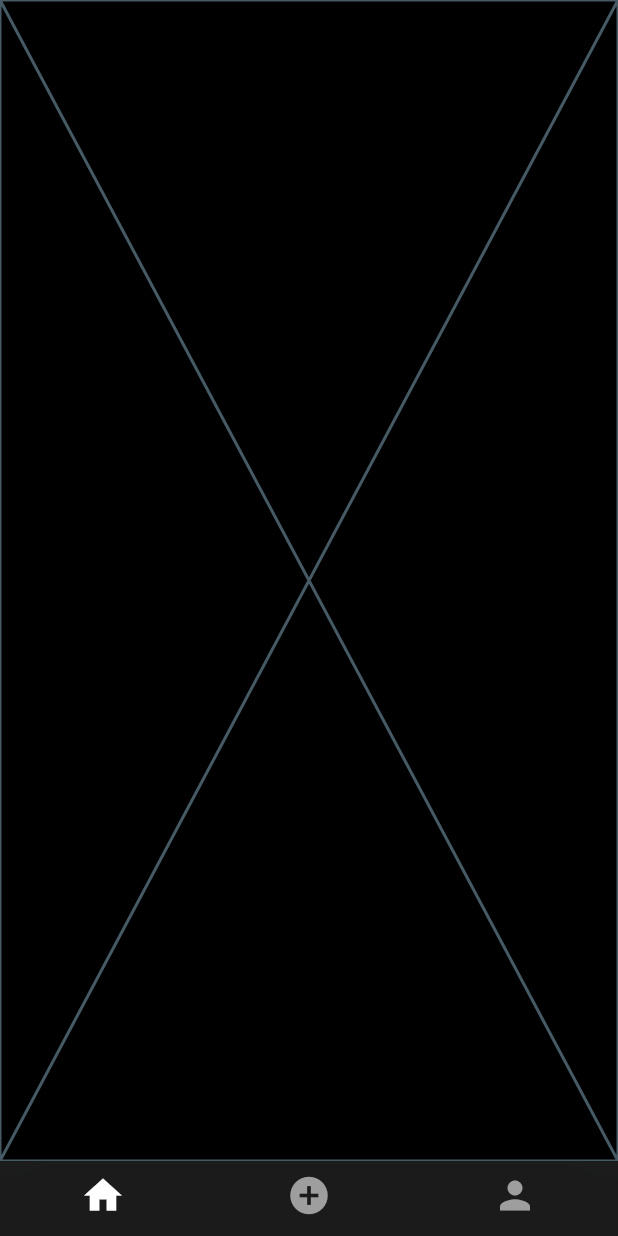
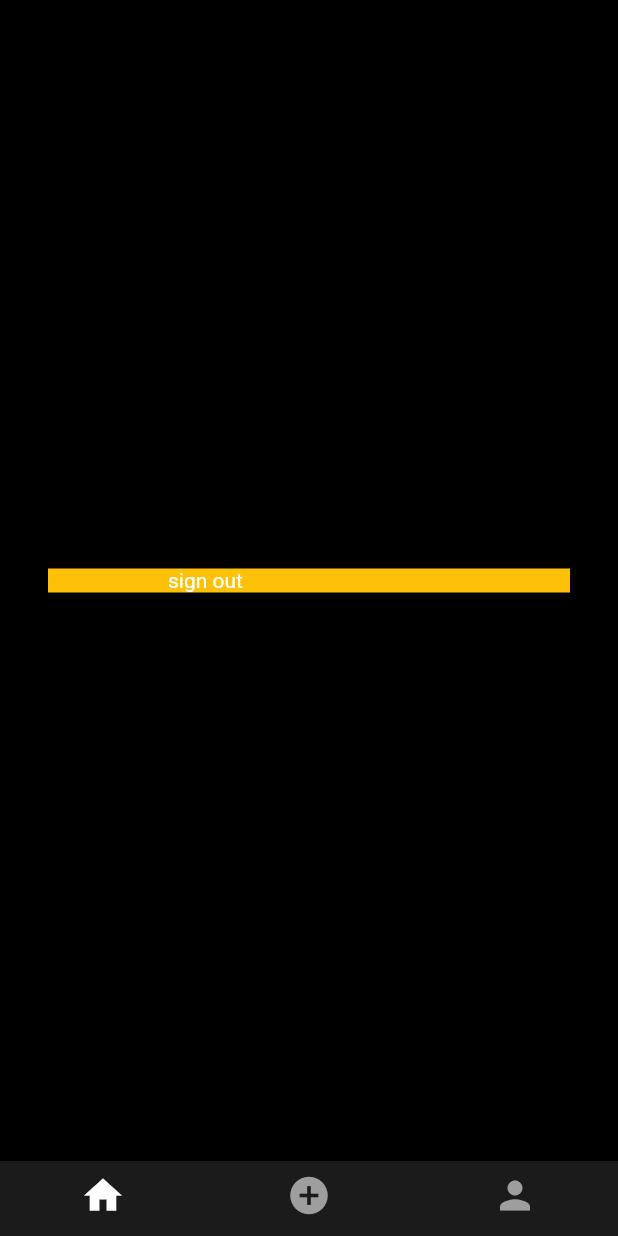
Before and after one commit to Rizqirf/flutter-Instagram_clone, a Flutter app: the MobileScreenLayout screen opened directly, on a phone screen of 412 x 824 dp. Run offline on Flutter 3.47's test engine with Material 2 defaults, Android fonts, the phone set to English and light mode, and no system bars; our stand-ins replace cloud_firestore, firebase_auth, firebase_core, flutter_svg, image_picker; accounts and stored records are empty.

Commit message:
add nav guard

```diff
--- /dev/null
+++ b/lib/models/user.dart
@@ -0,0 +1,44 @@
+import 'package:cloud_firestore/cloud_firestore.dart';
+
+class User {
+  final String email;
+  final String uid;
+  final String photoUrl;
+  final String username;
+  final String bio;
+  final List followers;
+  final List following;
+
+  const User(
+      {required this.username,
+      required this.uid,
+      required this.photoUrl,
+      required this.email,
+      required this.bio,
+      required this.followers,
+      required this.following});
+
+  static User fromSnap(DocumentSnapshot snap) {
+    var snapshot = snap.data() as Map<String, dynamic>;
+
+    return User(
+      username: snapshot["username"],
+      uid: snapshot["uid"],
+      email: snapshot["email"],
+      photoUrl: snapshot["photoUrl"],
+      bio: snapshot["bio"],
+      followers: snapshot["followers"],
+      following: snapshot["following"],
+    );
+  }
+
+  Map<String, dynamic> toJson() => {
+        "username": username,
+        "uid": uid,
+        "email": email,
+        "photoUrl": photoUrl,
+        "bio": bio,
+        "followers": followers,
+        "following": following,
+      };
+}
--- a/lib/responsive/mobile_screen_layout.dart
+++ b/lib/responsive/mobile_screen_layout.dart
@@ -45,14 +45,14 @@ class _MobileScreenLayoutState extends State<MobileScreenLayout> {
   Widget build(BuildContext context) {
     return Scaffold(
       body: PageView(
-        children: [
+        physics: const NeverScrollableScrollPhysics(),
+        controller: pageController,
+        onPageChanged: onPageChanged,
+        children: const [
           Home(),
           Profile(),
           AddPost(),
         ],
-        physics: const NeverScrollableScrollPhysics(),
-        controller: pageController,
-        onPageChanged: onPageChanged,
       ),
       bottomNavigationBar: CupertinoTabBar(
         items: [
--- a/lib/screens/home_screen.dart
+++ b/lib/screens/home_screen.dart
@@ -1,5 +1,6 @@
 import 'package:flutter/foundation.dart';
 import 'package:flutter/material.dart';
+import 'package:instagram_clone/resources/auth.dart';
 
 class Home extends StatefulWidget {
   const Home({super.key});
@@ -11,6 +12,36 @@ class Home extends StatefulWidget {
 class _HomeState extends State<Home> {
   @override
   Widget build(BuildContext context) {
-    return const Placeholder();
+    return Scaffold(
+      body: SafeArea(
+        child: Container(
+          padding: const EdgeInsets.symmetric(horizontal: 32),
+          width: double.infinity,
+          child: Column(
+            children: [
+              Flexible(
+                flex: 1,
+                child: Container(),
+              ),
+              InkWell(
+                child: Container(
+                  width: double.infinity,
+                  padding: const EdgeInsets.symmetric(horizontal: 80),
+                  color: Colors.amber,
+                  child: const Text('sign out'),
+                ),
+                onTap: () {
+                  Auth().signOut();
+                },
+              ),
+              Flexible(
+                flex: 1,
+                child: Container(),
+              )
+            ],
+          ),
+        ),
+      ),
+    );
   }
 }
--- a/pubspec.yaml
+++ b/pubspec.yaml
@@ -37,6 +37,7 @@ dependencies:
   flutter:
     sdk: flutter
   flutter_svg: ^1.1.6
+  image_picker: ^0.8.9
 
 dev_dependencies:
   flutter_lints: ^2.0.0
```
Also changed, not shown: lib/main.dart (+29 -1 lines), lib/resources/auth.dart (added, +68 -0 lines), lib/screens/signin_screen.dart (+38 -2 lines), lib/screens/signup_screen.dart (+44 -10 lines), lib/utils/utils.dart (added, +20 -0 lines), pubspec.lock, 6 other files.
